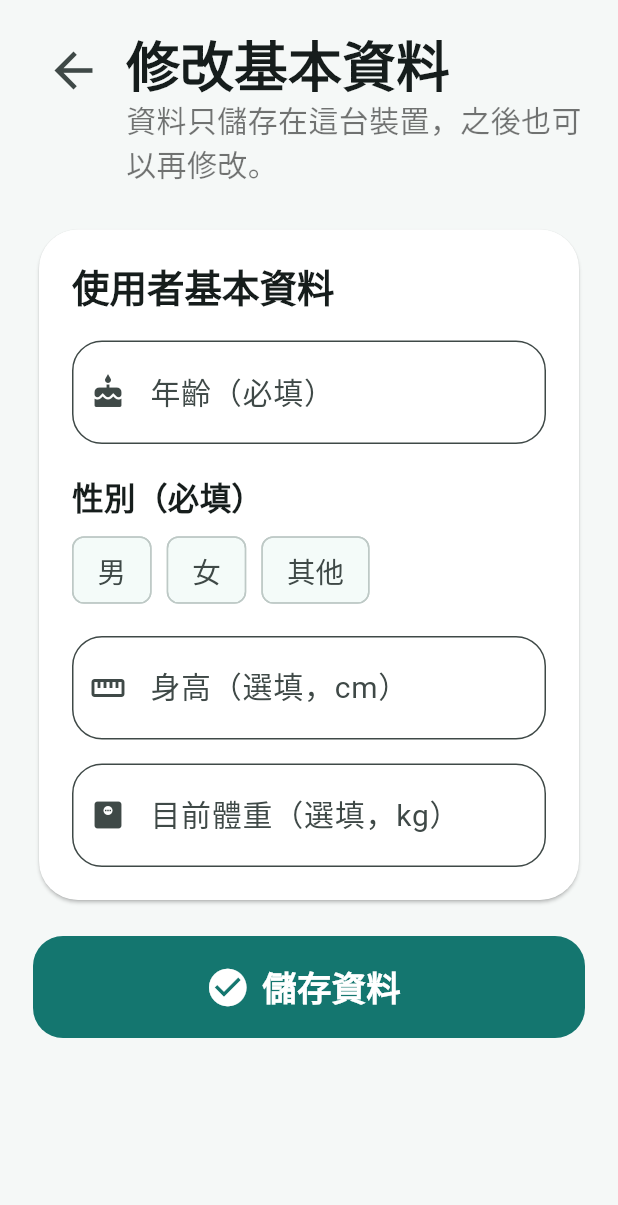
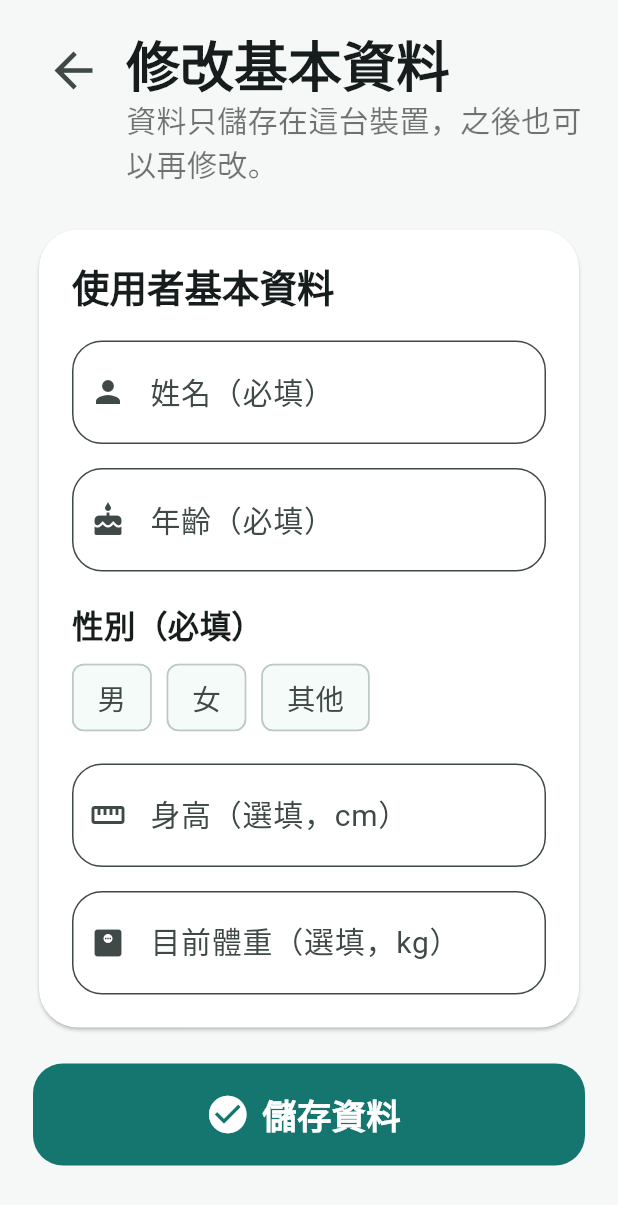
Before and after one commit to 111534114/Health-tracking, a Flutter app: the MyHealthPage screen opened directly with empty values, after a tap on "修改我的資料", on a phone screen of 412 x 824 dp. Shown: the top 1205 px of the screen. Run offline on Flutter 3.47's test engine with Material 3 defaults, Android fonts, the phone set to English and light mode, and no system bars; our stand-ins replace flutter_tts, shared_preferences, speech_to_text; missing offline and left inert: shared_preferences_web; accounts and stored records are empty.

Commit message:
feat: add required profile name

```diff
--- a/medication_app/lib/main.dart
+++ b/medication_app/lib/main.dart
@@ -24,19 +24,29 @@ String dateText(DateTime d) =>
     '${d.hour.toString().padLeft(2, '0')}:${d.minute.toString().padLeft(2, '0')}';
 
 class Profile {
-  Profile({this.age, this.gender = '', this.height, this.weight});
+  Profile({
+    this.name = '',
+    this.age,
+    this.gender = '',
+    this.height,
+    this.weight,
+  });
+  String name;
   int? age;
   String gender;
   double? height;
   double? weight;
-  bool get complete => age != null && gender.isNotEmpty;
+  bool get complete =>
+      name.trim().isNotEmpty && age != null && gender.isNotEmpty;
   Map<String, dynamic> toJson() => {
+    'name': name,
     'age': age,
     'gender': gender,
     'height': height,
     'weight': weight,
   };
   factory Profile.fromJson(Map<String, dynamic> x) => Profile(
+    name: x['name'] as String? ?? '',
     age: x['age'] as int?,
     gender: x['gender'] as String? ?? '',
     height: (x['height'] as num?)?.toDouble(),
@@ -458,6 +468,13 @@ class MyHealthPage extends StatelessWidget {
                 ),
                 const SizedBox(height: 16),
                 Text(
+                  p.name,
+                  style: const TextStyle(
+                    fontSize: 27,
+                    fontWeight: FontWeight.w800,
+                  ),
+                ),
+                Text(
                   '${p.age} 歲　｜　${p.gender}',
                   style: const TextStyle(fontSize: 24),
                 ),
@@ -518,6 +535,7 @@ class ProfileEditor extends StatefulWidget {
 
 class _ProfileEditorState extends State<ProfileEditor> {
   final form = GlobalKey<FormState>();
+  late final name = TextEditingController(text: widget.store.profile.name);
   late final age = TextEditingController(
     text: widget.store.profile.age?.toString() ?? '',
   );
@@ -530,6 +548,7 @@ class _ProfileEditorState extends State<ProfileEditor> {
   late String gender = widget.store.profile.gender;
   @override
   void dispose() {
+    name.dispose();
     age.dispose();
     height.dispose();
     weight.dispose();
@@ -558,6 +577,17 @@ class _ProfileEditorState extends State<ProfileEditor> {
                   ),
                   const SizedBox(height: 20),
                   TextFormField(
+                    controller: name,
+                    textInputAction: TextInputAction.next,
+                    decoration: const InputDecoration(
+                      labelText: '姓名（必填）',
+                      prefixIcon: Icon(Icons.person),
+                    ),
+                    validator: (value) =>
+                        value == null || value.trim().isEmpty ? '請填寫姓名' : null,
+                  ),
+                  const SizedBox(height: 16),
+                  TextFormField(
                     controller: age,
                     keyboardType: TextInputType.number,
                     decoration: const InputDecoration(
@@ -620,11 +650,12 @@ class _ProfileEditorState extends State<ProfileEditor> {
   Future<void> save() async {
     if (!form.currentState!.validate() || gender.isEmpty) {
       ScaffoldMessenger.of(context)
-          .showSnackBar(const SnackBar(content: Text('請填寫年齡並選擇性別')));
+          .showSnackBar(const SnackBar(content: Text('請填寫姓名、年齡並選擇性別')));
       return;
     }
     await widget.store.saveProfile(
       Profile(
+        name: name.text.trim(),
         age: int.parse(age.text),
         gender: gender,
         height: double.tryParse(height.text),
```
Also changed, not shown: 1 other file.
